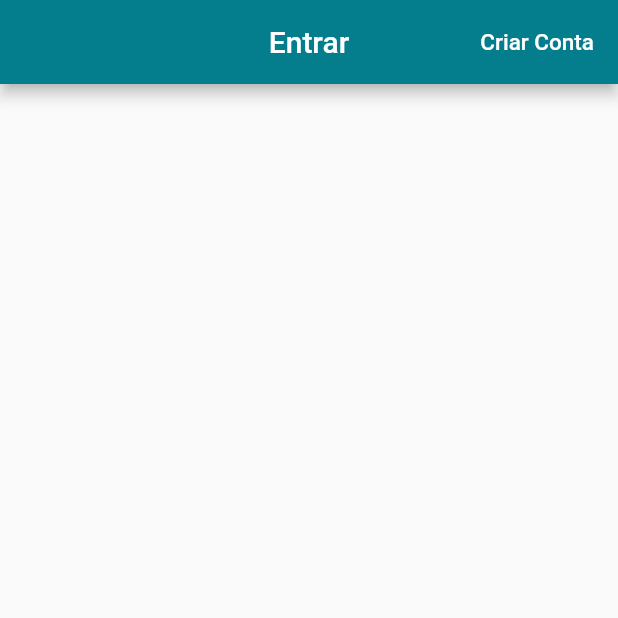
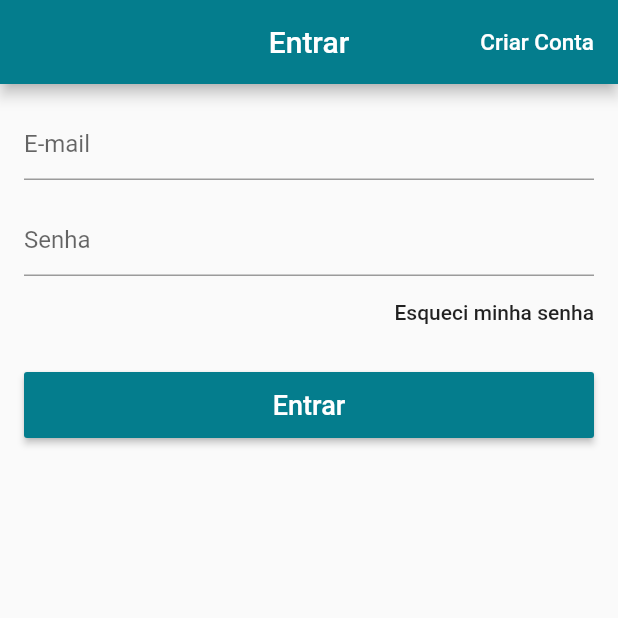
Before and after one commit to alexist98/restaurante, a Flutter app: the screen it shows after launch, on a phone screen of 412 x 824 dp, the top half of it. Run offline on Flutter 3.47's test engine with Material 2 defaults, Android fonts, the phone set to English and light mode, and no system bars; our stand-ins replace carousel_pro, cloud_firestore, transparent_image; accounts and stored records are empty.

Commit message:
tela login com box de email, senha e botão entrar.

```diff
--- a/lib/screens/login_screen.dart
+++ b/lib/screens/login_screen.dart
@@ -20,6 +20,52 @@ class LoginScreen extends StatelessWidget {
           ),
         ],
       ),
+      body: Form(
+        child: ListView(
+          padding: EdgeInsets.all(16.0),
+          children: <Widget>[
+            TextFormField(
+              decoration: InputDecoration(
+                hintText: "E-mail",
+              ),
+              keyboardType: TextInputType.emailAddress,
+            ),
+            SizedBox(height: 16.0,),
+            TextFormField(
+              decoration: InputDecoration(
+                hintText: "Senha",
+              ),
+              obscureText: true,
+            ),
+            Align(
+              alignment: Alignment.centerRight,
+              child: FlatButton(
+                onPressed: () {},
+                child: Text("Esqueci minha senha",
+                  textAlign: TextAlign.right,
+                ),
+                padding: EdgeInsets.zero,
+              ),
+            ),
+            SizedBox(height: 16.0,),
+            SizedBox(
+              height: 44.0,
+              child: RaisedButton(
+                child: Text("Entrar",
+                  style: TextStyle(
+                    fontSize: 18.0,
+                  ),
+                ),
+                textColor: Colors.white,
+                color: Theme
+                    .of(context)
+                    .primaryColor,
+                onPressed: () {},
+              ),
+            ),
+          ],
+        ),
+      ),
     );
   }
 }
```
